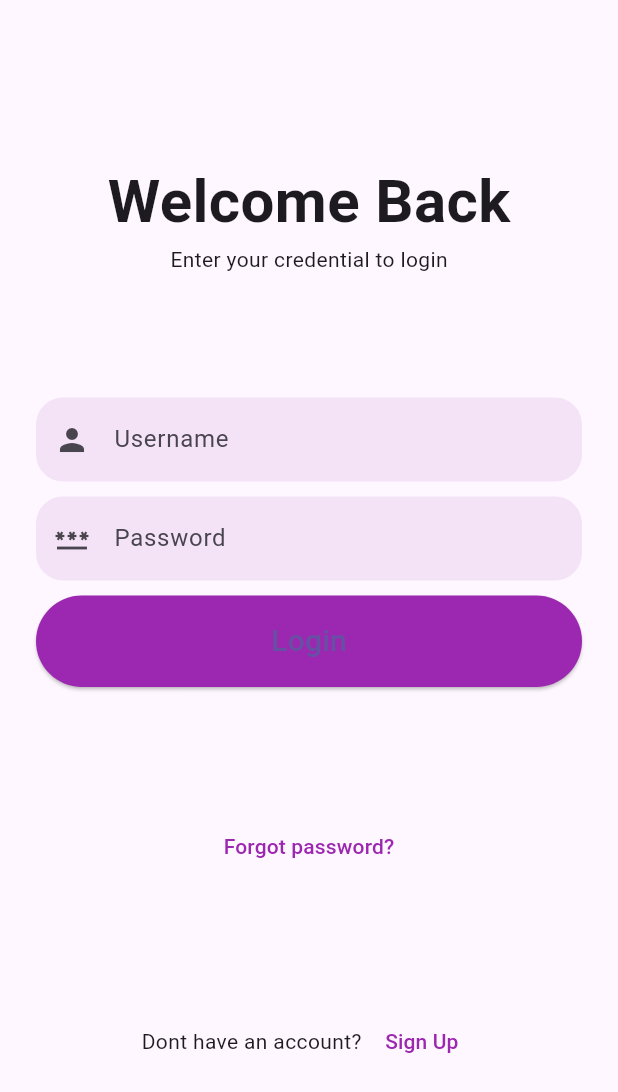
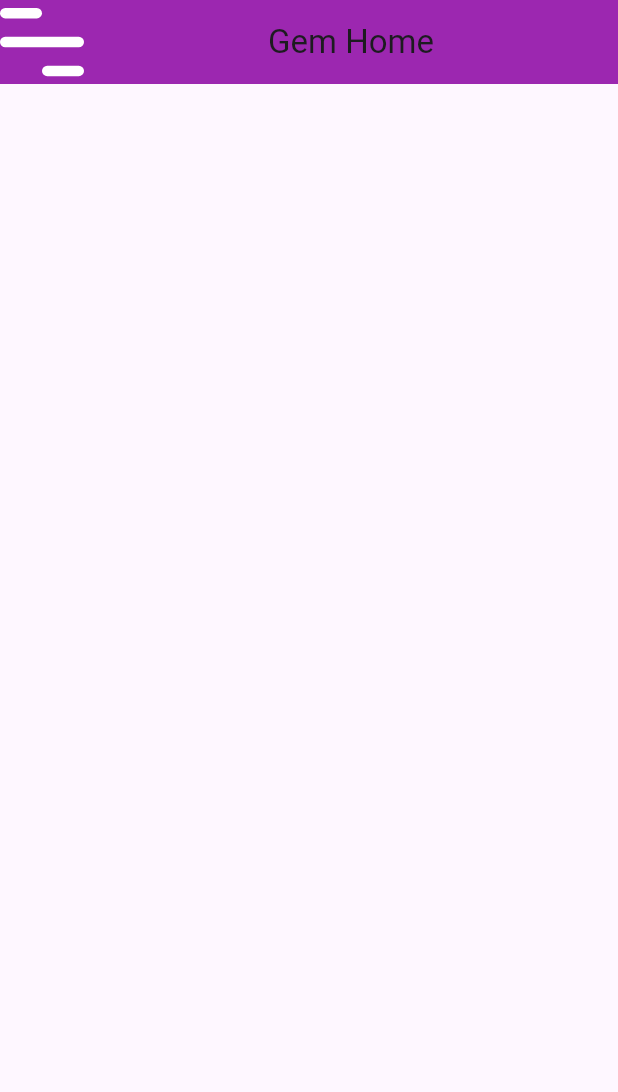
Before and after one commit to Sabithfulail/gem_book_mobile_app, a Flutter app: the LoginView screen opened directly, after a tap on "Login", on a phone screen of 412 x 824 dp. Shown: the top 1092 px of the screen. Run offline on Flutter 3.47's test engine with Material 3 defaults, Android fonts, the phone set to English and light mode, and no system bars; our stand-ins replace flutter_svg, sizer.

Commit message:
create home view

```diff
--- /dev/null
+++ b/lib/features/presentation/views/home_view/home_view.dart
@@ -0,0 +1,65 @@
+import 'package:flutter/material.dart';
+import 'package:flutter_svg/svg.dart';
+import 'package:sizer/sizer.dart';
+
+
+import 'dart:io';
+import 'dart:typed_data';
+
+import '../../../../units/app_images.dart';
+
+class HomeView extends StatefulWidget {
+  const HomeView({super.key});
+
+  @override
+  State<HomeView> createState() => _HomeViewState();
+}
+
+class _HomeViewState extends State<HomeView> {
+  final GlobalKey<ScaffoldState> _scaffoldKey = GlobalKey<ScaffoldState>();
+
+  @override
+  Widget build(BuildContext context) {
+    return Scaffold(
+      key: _scaffoldKey,
+      drawer: Drawer(
+        child: drawerView(),
+      ),
+      appBar: AppBar(
+        backgroundColor: Colors.purple,
+        title: const Center(child: Text("Gem Home")),
+        leading: GestureDetector(
+          child:SvgPicture.asset(
+            AppImages.iconMenu,
+            width: 0.5.w,
+          ),
+          onTap: (){
+            _scaffoldKey.currentState!.openDrawer();
+          },
+        ),
+      ),
+      body: SingleChildScrollView(
+        child: Container(
+          padding: const EdgeInsets.symmetric(horizontal: 40),
+          width: double.infinity,
+          child: const Column(
+            mainAxisAlignment: MainAxisAlignment.spaceEvenly,
+            crossAxisAlignment: CrossAxisAlignment.stretch,
+            children: <Widget>[
+
+            ],
+          ),
+        ),
+      ),
+    );
+  }
+
+
+   drawerView (){
+    return const Column(
+      children: [
+
+      ],
+    );
+  }
+ }
--- a/lib/features/presentation/views/login/login_view.dart
+++ b/lib/features/presentation/views/login/login_view.dart
@@ -1,4 +1,5 @@
 import 'package:flutter/material.dart';
+import 'package:gem_book/features/presentation/views/home_view/home_view.dart';
 import 'package:gem_book/features/presentation/views/login/sign_up_view.dart';
 
 class LoginView extends StatelessWidget {
@@ -65,6 +66,10 @@ class LoginView extends StatelessWidget {
         const SizedBox(height: 10),
         ElevatedButton(
           onPressed: () {
+            Navigator.pushReplacement(
+              context,
+              MaterialPageRoute(builder: (context) => const HomeView()), // Replace with your login view widget
+            );
           },
           style: ElevatedButton.styleFrom(
             shape: const StadiumBorder(),
@@ -73,7 +78,7 @@ class LoginView extends StatelessWidget {
           ),
           child: const Text(
             "Login",
-            style: TextStyle(fontSize: 20),
+            style: TextStyle(fontSize: 20 ,color: Colors.white),
           ),
         )
       ],
--- a/lib/units/app_constants.dart
+++ b/lib/units/app_constants.dart
@@ -2,3 +2,7 @@
 
 
 const kAppName = 'GemBook';
+const String kPNGImagePath = 'images/pngs/';
+const String kSVGImagePath = 'images/svgs/';
+const String kSVGType = '.svg';
+const String kPngType = '.png';
--- /dev/null
+++ b/lib/units/app_images.dart
@@ -0,0 +1,10 @@
+import 'app_constants.dart';
+
+class AppImages {
+  /// PNG
+  static const String appLogoNoFrame = '${kPNGImagePath}logo_no_frame$kPngType';
+
+
+  /// SVG
+  static const String iconMenu = '${kSVGImagePath}icon_menu$kSVGType';
+}
--- a/pubspec.yaml
+++ b/pubspec.yaml
@@ -35,6 +35,8 @@ dependencies:
   # The following adds the Cupertino Icons font to your application.
   # Use with the CupertinoIcons class for iOS style icons.
   cupertino_icons: ^1.0.6
+  sizer: ^2.0.15
+  flutter_svg: ^1.1.4
 
 dev_dependencies:
   flutter_test:
@@ -60,7 +62,8 @@ flutter:
 
   # To add assets to your application, add an assets section, like this:
   assets:
-    - images/
+    - images/pngs/
+    - images/svgs/
   #   - images/a_dot_ham.jpeg
 
   # An image asset can refer to one or more resolution-specific "variants", see
```
Also changed, not shown: lib/features/presentation/views/login/sign_up_view.dart (+46 -48 lines), lib/main.dart (+20 -30 lines), images/svgs/icon_menu.svg (added), lib/features/presentation/views/login/forgot_pw_view.dart (added), 11 other files.
